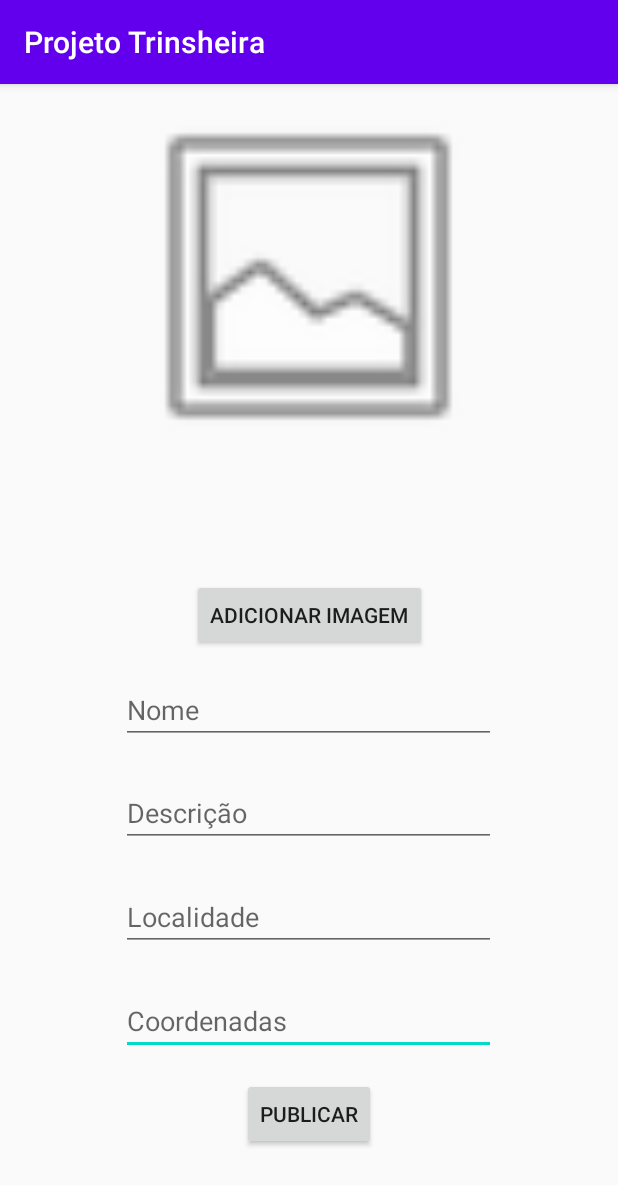
After one commit to AFGRocha/projeto-trinsheira, an Android app: the AddPostTest screen opened directly, with no data from a screen before it, on a phone screen of 412 x 824 dp. The commit adds this screen. Shown: the top 1185 px of the screen. Run offline under Robolectric (Android 15) with nearby library versions, the phone set to English and light mode, and no system bars; our stand-ins replace Firebase (no records; nobody signed in at launch, a user with empty details on screens opened directly); Roboto replaces fonts that are not available here.

Commit message:
add post initial fase

```diff
--- a/app/build.gradle
+++ b/app/build.gradle
@@ -6,6 +6,7 @@ android {
     buildToolsVersion "29.0.3"
 
     defaultConfig {
+        multiDexEnabled true
         applicationId "com.example.projetotrinsheira"
         minSdkVersion 16
         targetSdkVersion 29
@@ -33,6 +34,9 @@ dependencies {
     implementation 'androidx.navigation:navigation-fragment:2.0.0'
     implementation 'androidx.navigation:navigation-ui:2.0.0'
     implementation 'com.google.firebase:firebase-auth:16.0.5'
+implementation 'com.android.support:multidex:1.0.3'
+
+    implementation 'com.google.firebase:firebase-firestore:17.1.2'
     testImplementation 'junit:junit:4.12'
     androidTestImplementation 'androidx.test.ext:junit:1.1.1'
     androidTestImplementation 'androidx.test.espresso:espresso-core:3.2.0'
--- a/app/src/main/AndroidManifest.xml
+++ b/app/src/main/AndroidManifest.xml
@@ -9,8 +9,9 @@
         android:roundIcon="@mipmap/ic_launcher_round"
         android:supportsRtl="true"
         android:theme="@style/AppTheme">
-        <activity android:name=".EditProfile"></activity>
-        <activity android:name=".LogOut"></activity>
+        <activity android:name=".AddPostTest"></activity>
+        <activity android:name=".EditProfile" />
+        <activity android:name=".LogOut" />
         <activity android:name=".Profile" />
         <activity android:name=".MainActivity">
             <intent-filter>
--- /dev/null
+++ b/app/src/main/java/com/example/projetotrinsheira/AddPostTest.java
@@ -0,0 +1,111 @@
+package com.example.projetotrinsheira;
+
+import androidx.annotation.Nullable;
+import androidx.appcompat.app.AppCompatActivity;
+
+import android.content.ContentValues;
+import android.content.Intent;
+import android.graphics.Bitmap;
+import android.media.Image;
+import android.net.Uri;
+import android.os.Bundle;
+import android.provider.MediaStore;
+import android.util.Base64;
+import android.view.View;
+import android.widget.Button;
+import android.widget.EditText;
+import android.widget.ImageView;
+import android.widget.TextView;
+
+import com.google.android.material.textfield.TextInputEditText;
+import com.google.android.material.textfield.TextInputLayout;
+
+import com.google.firebase.firestore.FirebaseFirestore;
+
+import java.io.ByteArrayOutputStream;
+import java.util.HashMap;
+import java.util.Map;
+
+public class AddPostTest extends AppCompatActivity {
+    private static final int IMAGE_CAPTURE_CODE = 1001 ;
+    Button btnAddImg, btnAddPost;
+    ImageView imageViewPost;
+    TextInputEditText inputName, inputDesc, inputLocal, inputCoordenadas;
+
+    FirebaseFirestore db = FirebaseFirestore.getInstance();
+
+    Bitmap bitmap;
+
+
+
+    @Override
+    protected void onCreate(Bundle savedInstanceState) {
+        super.onCreate(savedInstanceState);
+        setContentView(R.layout.activity_add_post_test);
+        btnAddImg=findViewById(R.id.btnAddImgId);
+        btnAddPost=findViewById(R.id.btnAddPostId);
+        inputName=(TextInputEditText)findViewById(R.id.inputNameId);
+        inputDesc=(TextInputEditText)findViewById(R.id.inputDescId);
+        inputLocal= (TextInputEditText)findViewById(R.id.inputLocalId);
+        inputCoordenadas= (TextInputEditText)findViewById(R.id.inputCoordenadasId);
+        imageViewPost=findViewById(R.id.imageViewPostId);
+
+        //btnAddimg click
+        btnAddImg.setOnClickListener(new View.OnClickListener() {
+            @Override
+            public void onClick(View v) {
+                Intent intent = new Intent(MediaStore.ACTION_IMAGE_CAPTURE);
+                startActivityForResult(intent,0);
+            }
+        });
+
+        btnAddPost.setOnClickListener(new View.OnClickListener() {
+            @Override
+            public void onClick(View v) {
+
+
+                //get values
+
+                String name = inputName.getText().toString();
+                String desc = inputDesc.getText().toString();
+                String local = inputLocal.getText().toString();
+                String coordinates = inputCoordenadas.getText().toString();
+               String image = BitMapToString(bitmap);
+
+
+                //PostHelperClass helperClass = new PostHelperClass(name, desc,local,coordinates, image);
+                Map<String, Object> post = new HashMap<>();
+                post.put("name", name);
+                post.put("description", desc);
+                post.put("local", local);
+                post.put("coordinates", coordinates);
+                post.put("image", image);
+
+
+                db.collection("posts").add(post);
+
+            }
+        });
+
+
+    }
+
+
+
+
+    @Override
+    protected void onActivityResult(int requestCode, int resultCode, Intent data) {
+
+        super.onActivityResult(requestCode, resultCode, data);
+        bitmap= (Bitmap)data.getExtras().get("data");
+        imageViewPost.setImageBitmap(bitmap);
+    }
+
+    public String BitMapToString(Bitmap bitmap){
+        ByteArrayOutputStream baos=new  ByteArrayOutputStream();
+        bitmap.compress(Bitmap.CompressFormat.PNG,100, baos);
+        byte [] b=baos.toByteArray();
+        String temp= Base64.encodeToString(b, Base64.DEFAULT);
+        return temp;
+    }
+}
--- /dev/null
+++ b/app/src/main/res/layout/activity_add_post_test.xml
@@ -0,0 +1,95 @@
+<?xml version="1.0" encoding="utf-8"?>
+<androidx.constraintlayout.widget.ConstraintLayout xmlns:android="http://schemas.android.com/apk/res/android"
+    xmlns:app="http://schemas.android.com/apk/res-auto"
+    xmlns:tools="http://schemas.android.com/tools"
+    android:layout_width="match_parent"
+    android:layout_height="match_parent"
+    tools:context=".AddPostTest">
+
+    <com.google.android.material.textfield.TextInputEditText
+        android:id="@+id/inputCoordenadasId"
+        android:layout_width="250dp"
+        android:layout_height="wrap_content"
+        android:hint="Coordenadas"
+        android:inputType="text"
+        app:layout_constraintBottom_toBottomOf="parent"
+        app:layout_constraintEnd_toEndOf="parent"
+        app:layout_constraintHorizontal_bias="0.496"
+        app:layout_constraintStart_toStartOf="parent"
+        app:layout_constraintTop_toTopOf="parent"
+        app:layout_constraintVertical_bias="0.833" />
+
+    <com.google.android.material.textfield.TextInputEditText
+        android:id="@+id/inputLocalId"
+        android:layout_width="250dp"
+        android:layout_height="wrap_content"
+        android:hint="Localidade"
+        android:inputType="text"
+        app:layout_constraintBottom_toBottomOf="parent"
+        app:layout_constraintEnd_toEndOf="parent"
+        app:layout_constraintHorizontal_bias="0.496"
+        app:layout_constraintStart_toStartOf="parent"
+        app:layout_constraintTop_toTopOf="parent"
+        app:layout_constraintVertical_bias="0.737" />
+
+    <com.google.android.material.textfield.TextInputEditText
+        android:id="@+id/inputNameId"
+        android:layout_width="250dp"
+        android:layout_height="wrap_content"
+        android:hint="Nome"
+        android:inputType="text"
+        app:layout_constraintBottom_toBottomOf="parent"
+        app:layout_constraintEnd_toEndOf="parent"
+        app:layout_constraintHorizontal_bias="0.496"
+        app:layout_constraintStart_toStartOf="parent"
+        app:layout_constraintTop_toTopOf="parent"
+        app:layout_constraintVertical_bias="0.546" />
+
+    <ImageView
+        android:id="@+id/imageViewPostId"
+        android:layout_width="250dp"
+        android:layout_height="250dp"
+        app:layout_constraintBottom_toBottomOf="parent"
+        app:layout_constraintEnd_toEndOf="parent"
+        app:layout_constraintHorizontal_bias="0.496"
+        app:layout_constraintStart_toStartOf="parent"
+        app:layout_constraintTop_toTopOf="parent"
+        app:layout_constraintVertical_bias="0.006"
+        app:srcCompat="@android:drawable/ic_menu_gallery" />
+
+    <Button
+        android:id="@+id/btnAddImgId"
+        android:layout_width="wrap_content"
+        android:layout_height="wrap_content"
+        android:text="Adicionar imagem"
+        app:layout_constraintBottom_toBottomOf="parent"
+        app:layout_constraintEnd_toEndOf="parent"
+        app:layout_constraintStart_toStartOf="parent"
+        app:layout_constraintTop_toTopOf="parent"
+        app:layout_constraintVertical_bias="0.458" />
+
+    <Button
+        android:id="@+id/btnAddPostId"
+        android:layout_width="wrap_content"
+        android:layout_height="wrap_content"
+        android:text="Publicar"
+        app:layout_constraintBottom_toBottomOf="parent"
+        app:layout_constraintEnd_toEndOf="parent"
+        app:layout_constraintStart_toStartOf="parent"
+        app:layout_constraintTop_toBottomOf="@+id/imageViewPostId"
+        app:layout_constraintVertical_bias="0.877" />
+
+    <com.google.android.material.textfield.TextInputEditText
+        android:id="@+id/inputDescId"
+        android:layout_width="250dp"
+        android:layout_height="wrap_content"
+        android:hint="Descrição"
+        android:inputType="text"
+        app:layout_constraintBottom_toBottomOf="parent"
+        app:layout_constraintEnd_toEndOf="parent"
+        app:layout_constraintHorizontal_bias="0.496"
+        app:layout_constraintStart_toStartOf="parent"
+        app:layout_constraintTop_toTopOf="parent"
+        app:layout_constraintVertical_bias="0.641" />
+
+</androidx.constraintlayout.widget.ConstraintLayout>
--- a/app/src/main/res/layout/activity_login.xml
+++ b/app/src/main/res/layout/activity_login.xml
@@ -76,7 +76,7 @@
         android:ems="10"
         android:fontFamily="@font/noto_sans"
         android:hint="E-mail"
-        android:inputType="textPersonName"
+        android:inputType="textEmailAddress"
         android:paddingLeft="10dp"
         android:singleLine="false"
         android:textColor="#992F2E2E"
@@ -98,6 +98,7 @@
         android:ems="10"
         android:fontFamily="@font/noto_sans"
         android:hint="Password"
+        android:inputType="textPassword"
         android:paddingLeft="10dp"
         android:password="true"
         android:textColor="#992F2E2E"
```
Also changed, not shown: app/src/main/java/com/example/projetotrinsheira/LogOut.java (+10 -1 lines), app/src/main/java/com/example/projetotrinsheira/PostHelperClass.java (added, +57 -0 lines), app/src/main/res/layout/activity_log_out.xml (+12 -0 lines).
